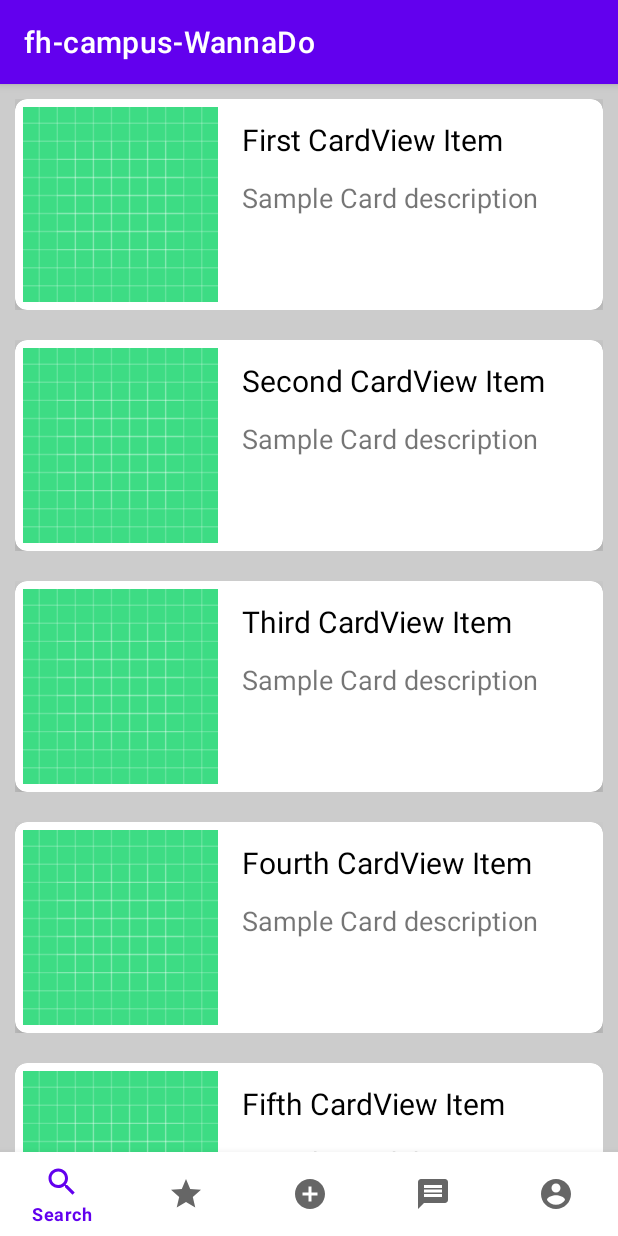
After one commit to danoshi/fh-campus-WannaDo, an Android app: the SearchFragment screen opened directly, with no data from a screen before it, on a phone screen of 412 x 824 dp. The commit adds this screen. Run offline under Robolectric (Android 15) with nearby library versions, the phone set to English and light mode, and no system bars.

Commit message:
added search fragment, fix null exception + small refactor

```diff
--- a/app/build.gradle
+++ b/app/build.gradle
@@ -41,6 +41,8 @@ dependencies {
     implementation platform('com.google.firebase:firebase-bom:26.2.0')
     implementation 'com.google.firebase:firebase-auth:19.3.1'
     implementation 'com.google.firebase:firebase-firestore:21.4.0'
+    implementation 'androidx.legacy:legacy-support-v4:1.0.0'
+    implementation 'androidx.recyclerview:recyclerview:1.1.0'
     compileOnly 'org.projectlombok:lombok:1.18.16'
     annotationProcessor 'org.projectlombok:lombok:1.18.16'
     testImplementation 'junit:junit:4.+'
--- /dev/null
+++ b/app/src/main/java/fh/campus/wannado/SearchFragment.java
@@ -0,0 +1,47 @@
+package fh.campus.wannado;
+
+import android.os.Bundle;
+import android.view.LayoutInflater;
+import android.view.View;
+import android.view.ViewGroup;
+
+import androidx.annotation.NonNull;
+import androidx.annotation.Nullable;
+import androidx.fragment.app.Fragment;
+import androidx.recyclerview.widget.LinearLayoutManager;
+import androidx.recyclerview.widget.RecyclerView;
+
+import java.util.ArrayList;
+
+import fh.campus.wannado.databinding.SearchFragmentBinding;
+
+public class SearchFragment  extends Fragment {
+
+    private SearchFragmentBinding binding;
+
+    @Nullable
+    @Override
+    public View onCreateView(@NonNull LayoutInflater inflater, @Nullable ViewGroup container, @Nullable Bundle savedInstanceState) {
+        binding = SearchFragmentBinding.inflate(inflater, container, false);
+        initRecyclerView();
+        return binding.getRoot();
+    }
+
+
+    private void initRecyclerView(){
+        ArrayList<String> items;
+        items = new ArrayList<>();
+        items.add("First CardView Item");
+        items.add("Second CardView Item");
+        items.add("Third CardView Item");
+        items.add("Fourth CardView Item");
+        items.add("Fifth CardView Item");
+        items.add("Sixth CardView Item");
+
+        RecyclerView recyclerView = binding.postsRecyclerview;
+
+        recyclerView.setLayoutManager(new LinearLayoutManager(getContext()));
+        Adapter adapter = new Adapter(getContext(), items);
+        recyclerView.setAdapter(adapter);
+    }
+}
--- a/app/src/main/res/layout/activity_home.xml
+++ b/app/src/main/res/layout/activity_home.xml
@@ -5,12 +5,6 @@
     android:layout_width="match_parent"
     android:layout_height="match_parent"
     tools:context=".HomeActivity">
-
-    <androidx.recyclerview.widget.RecyclerView
-        android:id="@+id/recyclerView"
-        android:layout_width="match_parent"
-        android:layout_height="match_parent"
-        android:layout_above="@+id/bottom_nav"/>
 
     <FrameLayout
         android:id="@+id/fragment_container"
--- /dev/null
+++ b/app/src/main/res/layout/search_fragment.xml
@@ -0,0 +1,10 @@
+<?xml version="1.0" encoding="utf-8"?>
+<LinearLayout xmlns:android="http://schemas.android.com/apk/res/android"
+    android:layout_width="match_parent"
+    android:layout_height="match_parent">
+
+    <androidx.recyclerview.widget.RecyclerView
+        android:id="@+id/posts_recyclerview"
+        android:layout_width="match_parent"
+        android:layout_height="match_parent" />
+</LinearLayout>
```
Also changed, not shown: app/src/main/java/fh/campus/wannado/HomeActivity.java (+6 -41 lines), app/src/main/java/fh/campus/wannado/MainActivity.java (+10 -22 lines), app/src/main/java/fh/campus/wannado/ProfileFragment.java (+16 -29 lines).
